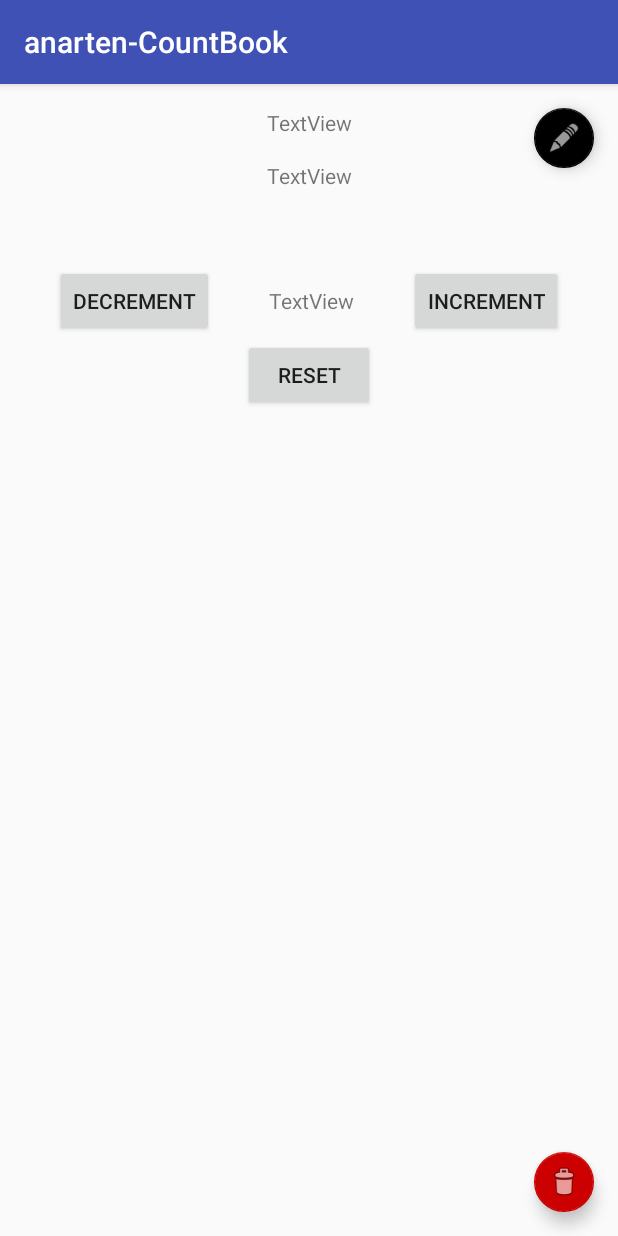
After one commit to anarten/anarten-CountBook, an Android app: the ViewCounterActivity screen opened directly, with no data from a screen before it, on a phone screen of 412 x 824 dp. The commit adds this screen. Run offline under Robolectric (Android 15) with nearby library versions, the phone set to English and light mode, and no system bars; 7 statements that could not run were skipped.

Commit message:
Implemented ViewCounter

```diff
--- a/app/build.gradle
+++ b/app/build.gradle
@@ -27,6 +27,6 @@ dependencies {
     compile 'com.android.support:appcompat-v7:25.3.1'
     compile 'com.android.support.constraint:constraint-layout:1.0.2'
     compile 'com.android.support:design:25.3.1'
+    compile 'com.google.code.gson:gson:2.8.2'
     testCompile 'junit:junit:4.12'
-    compile 'com.google.code.gson:gson:2.8.2'
 }
--- /dev/null
+++ b/app/src/main/java/com/example/anarten_countbook/ViewCounterActivity.java
@@ -0,0 +1,151 @@
+package com.example.anarten_countbook;
+
+import android.content.Context;
+import android.content.Intent;
+import android.support.design.widget.FloatingActionButton;
+import android.support.v7.app.AppCompatActivity;
+import android.os.Bundle;
+import android.view.View;
+import android.widget.ArrayAdapter;
+import android.widget.Button;
+import android.widget.TextView;
+
+import com.google.gson.Gson;
+import com.google.gson.reflect.TypeToken;
+
+import java.io.BufferedReader;
+import java.io.FileInputStream;
+import java.io.FileNotFoundException;
+import java.io.FileOutputStream;
+import java.io.IOException;
+import java.io.InputStreamReader;
+import java.io.OutputStreamWriter;
+import java.lang.reflect.Type;
+import java.util.ArrayList;
+
+public class ViewCounterActivity extends AppCompatActivity {
+
+    public static final String FILENAME = "file.sav";
+    private ArrayList<Counter> counters = new ArrayList<Counter>();
+    private Counter c;
+
+    @Override
+    protected void onCreate(Bundle savedInstanceState) {
+        super.onCreate(savedInstanceState);
+        setContentView(R.layout.activity_view_counter);
+
+        loadFromFile();
+
+        Intent intent = getIntent();
+        final int position = intent.getIntExtra("position", 0);
+
+        c = counters.get(position);
+
+        TextView textView = (TextView) findViewById(R.id.counterTitle);
+        textView.setText(c.getName());
+        textView = (TextView) findViewById(R.id.initialValue);
+        textView.setText(Integer.toString(c.getInitialValue()));
+        textView = (TextView) findViewById(R.id.currentValue);
+        textView.setText(Integer.toString(c.getCurrentValue()));
+
+        FloatingActionButton deleteButton = (FloatingActionButton) findViewById(R.id.deleteButton);
+        deleteButton.setOnClickListener(new View.OnClickListener() {
+            @Override
+            public void onClick(View v) {
+                setResult(RESULT_OK);
+                counters.remove(position);
+                saveInFile();
+                finish();
+            }
+        });
+
+        Button increment = (Button) findViewById(R.id.incrementButton);
+        increment.setOnClickListener(new View.OnClickListener() {
+            @Override
+            public void onClick(View v) {
+                setResult(RESULT_OK);
+                c.setCurrentValue(c.getCurrentValue()+1);
+                counters.set(position,c);
+                TextView textView = (TextView) findViewById(R.id.currentValue);
+                textView.setText(Integer.toString(c.getCurrentValue()));
+                saveInFile();
+            }
+        });
+
+        Button decrement = (Button) findViewById(R.id.decrementButton);
+        decrement.setOnClickListener(new View.OnClickListener() {
+            @Override
+            public void onClick(View v) {
+                setResult(RESULT_OK);
+                c.setCurrentValue(c.getCurrentValue()-1);
+                counters.set(position,c);
+                TextView textView = (TextView) findViewById(R.id.currentValue);
+                textView.setText(Integer.toString(c.getCurrentValue()));
+                saveInFile();
+            }
+        });
+
+        Button reset = (Button) findViewById(R.id.resetButton);
+        reset.setOnClickListener(new View.OnClickListener() {
+            @Override
+            public void onClick(View v) {
+                setResult(RESULT_OK);
+                c.setCurrentValue(c.getInitialValue());
+                counters.set(position,c);
+                TextView textView = (TextView) findViewById(R.id.currentValue);
+                textView.setText(Integer.toString(c.getCurrentValue()));
+                saveInFile();
+            }
+        });
+
+    }
+
+    @Override
+    protected void onStart() {
+        // TODO Auto-generated method stub
+        super.onStart();
+        loadFromFile();
+
+        TextView textView = (TextView) findViewById(R.id.counterTitle);
+        textView.setText(c.getName());
+        textView = (TextView) findViewById(R.id.initialValue);
+        textView.setText(Integer.toString(c.getInitialValue()));
+        textView = (TextView) findViewById(R.id.currentValue);
+        textView.setText(Integer.toString(c.getCurrentValue()));
+    }
+
+    private void loadFromFile() {
+        try {
+            FileInputStream fis = openFileInput(FILENAME);
+            BufferedReader in = new BufferedReader(new InputStreamReader(fis));
+            Gson gson = new Gson();
+
+            Type listType = new TypeToken<ArrayList<Counter>>() {}.getType();
+            counters = gson.fromJson(in,listType);
+            //https://github.com/google/gson/blob/master/UserGuide.md#TOC-Collections-Examples
+
+        } catch (FileNotFoundException e) {
+            // TODO Auto-generated catch block
+            counters = new ArrayList<Counter>();
+        }
+
+    }
+
+    private void saveInFile() {
+        try {
+            FileOutputStream fos = openFileOutput(FILENAME,
+                    Context.MODE_PRIVATE);
+            OutputStreamWriter writer = new OutputStreamWriter(fos);
+            Gson gson = new Gson();
+            gson.toJson(counters,writer);
+            writer.flush();
+            fos.close();
+        } catch (FileNotFoundException e) {
+            // TODO Auto-generated catch block
+            throw new RuntimeException();
+        } catch (IOException e) {
+            // TODO Auto-generated catch block
+            throw new RuntimeException();
+        }
+    }
+}
--- /dev/null
+++ b/app/src/main/res/layout/activity_view_counter.xml
@@ -0,0 +1,108 @@
+<?xml version="1.0" encoding="utf-8"?>
+<android.support.constraint.ConstraintLayout xmlns:android="http://schemas.android.com/apk/res/android"
+    xmlns:app="http://schemas.android.com/apk/res-auto"
+    xmlns:tools="http://schemas.android.com/tools"
+    android:layout_width="match_parent"
+    android:layout_height="match_parent"
+    tools:context="com.example.anarten_countbook.ViewCounterActivity">
+
+    <TextView
+        android:id="@+id/counterTitle"
+        android:layout_width="wrap_content"
+        android:layout_height="wrap_content"
+        android:text="TextView"
+        app:layout_constraintTop_toTopOf="parent"
+        android:layout_marginTop="16dp"
+        android:layout_marginRight="16dp"
+        app:layout_constraintRight_toRightOf="parent"
+        android:layout_marginLeft="16dp"
+        app:layout_constraintLeft_toLeftOf="parent"
+        android:layout_marginStart="16dp"
+        android:layout_marginEnd="16dp" />
+
+    <TextView
+        android:id="@+id/initialValue"
+        android:layout_width="wrap_content"
+        android:layout_height="wrap_content"
+        android:layout_marginLeft="16dp"
+        android:layout_marginRight="16dp"
+        android:layout_marginTop="16dp"
+        android:text="TextView"
+        app:layout_constraintLeft_toLeftOf="parent"
+        app:layout_constraintRight_toRightOf="parent"
+        app:layout_constraintTop_toBottomOf="@+id/counterTitle"
+        android:layout_marginStart="16dp"
+        android:layout_marginEnd="16dp" />
+
+    <TextView
+        android:id="@+id/currentValue"
+        android:layout_width="wrap_content"
+        android:layout_height="wrap_content"
+        android:text="TextView"
+        android:layout_marginTop="64dp"
+        app:layout_constraintTop_toBottomOf="@+id/initialValue"
+        app:layout_constraintRight_toLeftOf="@+id/incrementButton"
+        app:layout_constraintLeft_toRightOf="@+id/decrementButton" />
+
+    <android.support.design.widget.FloatingActionButton
+        android:id="@+id/editButton"
+        android:layout_width="wrap_content"
+        android:layout_height="wrap_content"
+        android:layout_marginRight="16dp"
+        android:layout_marginTop="16dp"
+        android:clickable="true"
+        app:backgroundTint="@android:color/black"
+        app:fabSize="mini"
+        app:layout_constraintRight_toRightOf="parent"
+        app:layout_constraintTop_toTopOf="parent"
+        app:srcCompat="@android:drawable/ic_menu_edit"
+        android:layout_marginEnd="16dp" />
+
+    <Button
+        android:id="@+id/incrementButton"
+        android:layout_width="wrap_content"
+        android:layout_height="wrap_content"
+        android:text="Increment"
+        app:layout_constraintBaseline_toBaselineOf="@+id/currentValue"
+        app:layout_constraintRight_toRightOf="parent"
+        app:layout_constraintLeft_toRightOf="@+id/currentValue"
+        app:layout_constraintHorizontal_bias="0.0" />
+
+    <Button
+        android:id="@+id/decrementButton"
+        android:layout_width="wrap_content"
+        android:layout_height="wrap_content"
+        android:text="Decrement"
+        app:layout_constraintBaseline_toBaselineOf="@+id/currentValue"
+        app:layout_constraintLeft_toLeftOf="parent"
+        app:layout_constraintRight_toLeftOf="@+id/currentValue" />
+
+    <Button
+        android:id="@+id/resetButton"
+        android:layout_width="wrap_content"
+        android:layout_height="wrap_content"
+        android:text="Reset"
+        android:layout_marginTop="16dp"
+        app:layout_constraintTop_toBottomOf="@+id/currentValue"
+        android:layout_marginRight="16dp"
+        app:layout_constraintRight_toRightOf="parent"
+        android:layout_marginLeft="16dp"
+        app:layout_constraintLeft_toLeftOf="parent"
+        android:layout_marginStart="16dp"
+        android:layout_marginEnd="16dp" />
+
+    <android.support.design.widget.FloatingActionButton
+        android:id="@+id/deleteButton"
+        android:layout_width="wrap_content"
+        android:layout_height="wrap_content"
+        android:layout_marginBottom="16dp"
+        android:layout_marginEnd="16dp"
+        android:layout_marginRight="16dp"
+        android:clickable="true"
+        app:backgroundTint="@android:color/holo_red_dark"
+        app:fabSize="mini"
+        app:layout_constraintBottom_toBottomOf="parent"
+        app:layout_constraintRight_toRightOf="parent"
+        app:srcCompat="@android:drawable/ic_menu_delete" />
+
+</android.support.constraint.ConstraintLayout>
```
Also changed, not shown: app/src/main/AndroidManifest.xml (+7 -0 lines), app/src/main/java/com/example/anarten_countbook/MainActivity.java (+11 -1 lines).
